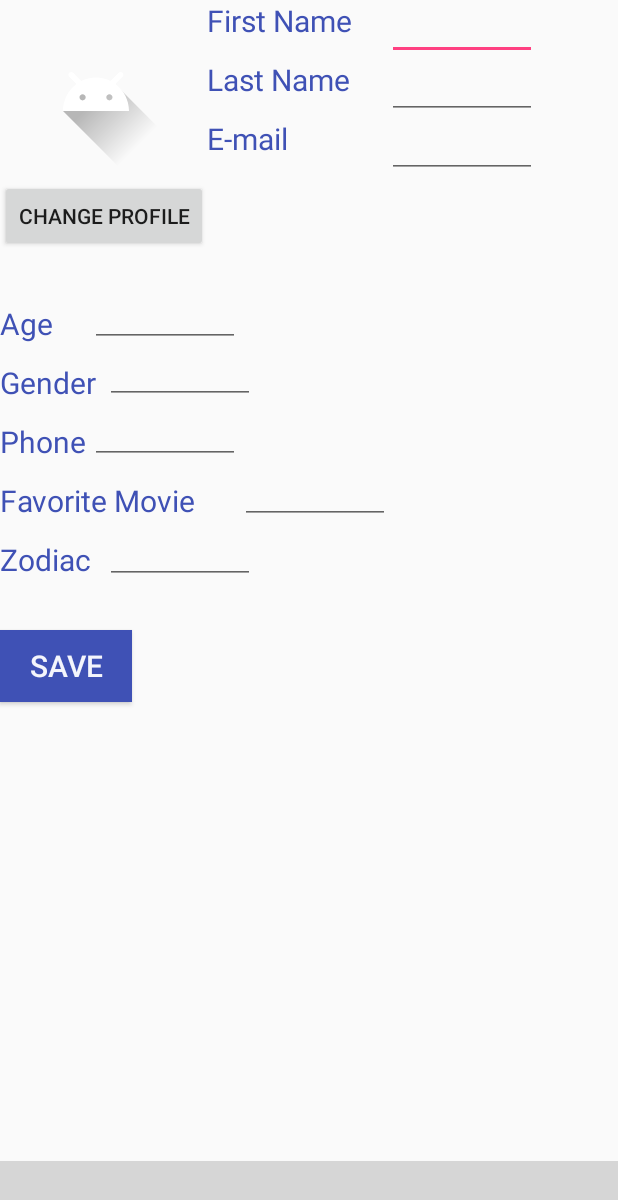
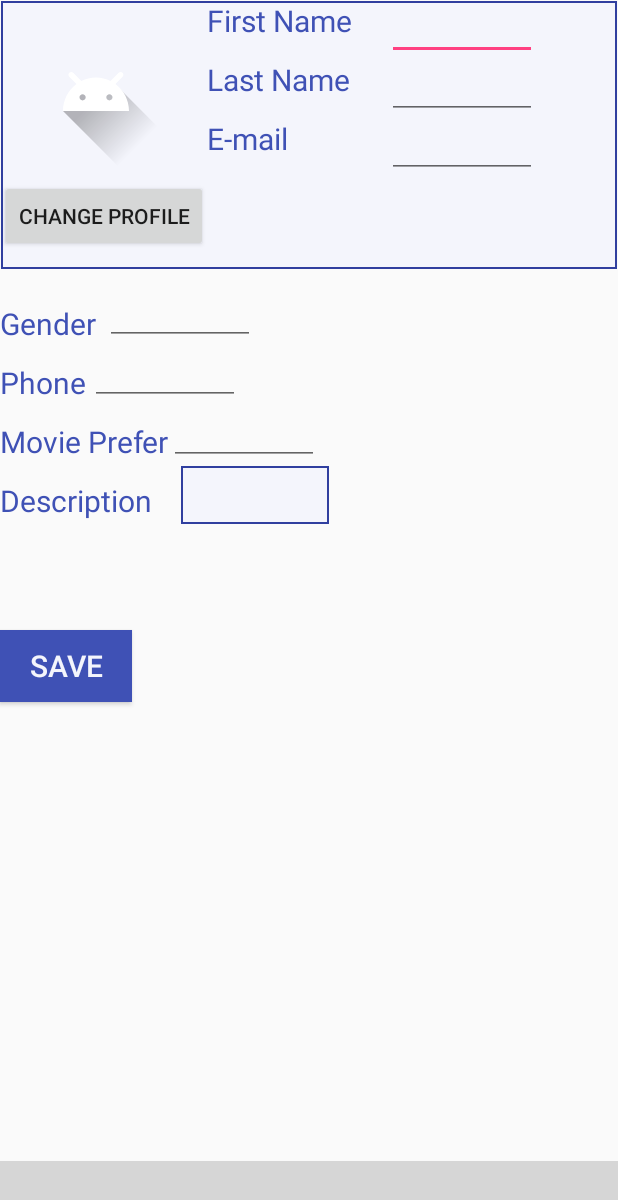
Before and after one commit to superLionn/TOPmovie, an Android app: the personalinfoActivity screen opened directly, with no data from a screen before it, on a phone screen of 412 x 824 dp. Shown: the top 1200 px of the screen. Run offline under Robolectric (Android 15) with nearby library versions, the phone set to English and light mode, and no system bars; our stand-ins replace Firebase (no records; nobody signed in at launch, a user with empty details on screens opened directly); libraries missing offline, so code that uses them is left out: com.ittianyu.bottomnavigationviewex; plain views replace BottomNavigationViewEx; 6 statements that could not run were skipped; grey boxes are pictures that could not be loaded.

Commit message:
Build Firebase user real-time database, create appropriate user attributes create getter and setter, create FirebaseMethods as the preperation for user profile update function

```diff
--- a/app/src/main/java/com/example/yuyingzhang/myapplication/Home/homeActivity.java
+++ b/app/src/main/java/com/example/yuyingzhang/myapplication/Home/homeActivity.java
@@ -29,6 +29,7 @@ public class homeActivity extends AppCompatActivity {
         Log.d(TAG, "onCreate: starting.");
         setupBottomNavigationView();
         setupViewPager();
+
     }
 
     private void setupViewPager(){
--- a/app/src/main/java/com/example/yuyingzhang/myapplication/Login/EmailPasswordActivity.java
+++ b/app/src/main/java/com/example/yuyingzhang/myapplication/Login/EmailPasswordActivity.java
@@ -68,6 +68,7 @@ public class EmailPasswordActivity extends BaseActivity implements
         // [START initialize_auth]
         mAuth = FirebaseAuth.getInstance();
         // [END initialize_auth]
+        mAuth.signOut();
     }
 
     // [START on_start_check_user]
--- a/app/src/main/java/com/example/yuyingzhang/myapplication/Profile/personalinfoActivity.java
+++ b/app/src/main/java/com/example/yuyingzhang/myapplication/Profile/personalinfoActivity.java
@@ -7,19 +7,25 @@ import android.content.Intent;
 import android.content.pm.PackageManager;
 import android.graphics.Bitmap;
 import android.net.Uri;
+import android.os.Bundle;
 import android.os.Environment;
 import android.support.annotation.NonNull;
 import android.support.v7.app.AppCompatActivity;
-import android.os.Bundle;
 import android.util.Log;
 import android.view.Menu;
 import android.view.MenuItem;
 import android.view.View;
+import android.widget.Button;
+import android.widget.EditText;
 import android.widget.ImageView;
 import android.widget.Toast;
 
 import com.example.yuyingzhang.myapplication.R;
+import com.example.yuyingzhang.myapplication.User.user_account_setting;
 import com.example.yuyingzhang.myapplication.Utils.BottomNavigationViewHelper;
+import com.google.firebase.auth.FirebaseAuth;
+import com.google.firebase.database.DatabaseReference;
+import com.google.firebase.database.FirebaseDatabase;
 import com.ittianyu.bottomnavigationviewex.BottomNavigationViewEx;
 
 public class personalinfoActivity extends AppCompatActivity {
@@ -32,14 +38,54 @@ public class personalinfoActivity extends AppCompatActivity {
     protected static Uri tempUri;
     private ImageView profile;
 
+    private EditText mFirstName,mLastName, mDescription, mPhone, mEmail, mPreferMovieType;
+    private Button mBtnsave;
+    private user_account_setting mSettings;
+
+    //firebase
+    private FirebaseAuth mAuth;
+    private FirebaseAuth.AuthStateListener mAuthListener;
+    private FirebaseDatabase mFirebaseDatabase;
+    private DatabaseReference myRef;
+    private FirebaseMethods mFirebaseMethods;
+
     @Override
     protected void onCreate(Bundle savedInstanceState) {
         super.onCreate(savedInstanceState);
         setContentView(R.layout.activity_personalinfo);
         Log.d(TAG, "onCreate: started");
         profile=(ImageView) findViewById(R.id.profile);
+
+        mFirstName = (EditText) findViewById(R.id.wfirstname);
+        mLastName = (EditText) findViewById(R.id.wlastname);
+        mDescription = (EditText) findViewById(R.id.wdescription);
+        mPhone = (EditText) findViewById(R.id.wphone);
+        mEmail = (EditText) findViewById(R.id.wemail);
+        mPreferMovieType = (EditText) findViewById(R.id.wfm);
+        mBtnsave = (Button) findViewById(R.id.btnsave);
+
+        mBtnsave.setOnClickListener(new View.OnClickListener() {
+            @Override
+            public void onClick(View v) {
+                saveProfileSetting();
+            }
+        });
+
+
         setupBottomNavigationView();
+}
+
+    private void saveProfileSetting() {
+        final String firstName = mFirstName.getText().toString();
+        final String lastName = mLastName.getText().toString();
+        final String description = mDescription.getText().toString();
+        final long phone = Long.parseLong(mPhone.getText().toString());
+        final String email = mEmail.getText().toString();
+        final String prefermovie = mPreferMovieType.getText().toString();
+
+
     }
+
     private void setupBottomNavigationView(){
         Log.d(TAG, "setupBottomNavigationView: setting up BottomNavigationView.");
         BottomNavigationViewEx bottomNavigationViewEx = (BottomNavigationViewEx) findViewById(R.id.bottomNavViewBar);
--- /dev/null
+++ b/app/src/main/res/drawable-hdpi/black_border.xml
@@ -0,0 +1,24 @@
+<?xml version="1.0" encoding="utf-8"?>
+<layer-list xmlns:android="http://schemas.android.com/apk/res/android"
+    android:layout_width="match_parent"
+    android:layout_height="1dp">
+
+    <item
+        android:bottom="1dp"
+        android:top="1dp"
+        android:right="1dp"
+        android:left="1dp">
+
+        <shape
+            android:shape="rectangle">
+            <stroke
+                android:width="1dp"
+                android:color="@color/colorPrimaryDark"/>
+            <solid
+                android:color="@color/colorWhite"/>
+
+        </shape>
+
+    </item>
+
+</layer-list>
--- a/app/src/main/res/layout/activity_personalinfo.xml
+++ b/app/src/main/res/layout/activity_personalinfo.xml
@@ -15,7 +15,8 @@
     <RelativeLayout
         android:id="@+id/container"
         android:layout_width="match_parent"
-        android:layout_height="180dp">
+        android:layout_height="180dp"
+        android:background="@drawable/black_border">
 
         <ImageView
             android:id="@+id/profile"
@@ -46,6 +47,7 @@
             android:textSize="20sp" />
 
         <EditText
+            android:id="@+id/wfirstname"
             android:layout_width="100dp"
             android:layout_height="40dp"
             android:layout_toEndOf="@id/firstname"
@@ -64,6 +66,7 @@
             android:textSize="20sp" />
 
         <EditText
+            android:id="@+id/wlastname"
             android:layout_width="100dp"
             android:layout_height="40dp"
             android:layout_below="@+id/firstname"
@@ -85,6 +88,7 @@
             android:textSize="20sp" />
 
         <EditText
+            android:id="@+id/wemail"
             android:layout_width="100dp"
             android:layout_height="40dp"
             android:layout_below="@id/lastname"
@@ -101,37 +105,18 @@
         android:layout_marginTop="190dp">
 
         <TextView
-            android:id="@+id/age"
-            android:layout_width="60dp"
-            android:layout_height="wrap_content"
-            android:paddingTop="12dp"
-            android:text="@string/age"
-            android:textSize="20sp"
-            android:textColor="@color/colorPrimary"/>
-
-        <EditText
-            android:layout_width="100dp"
-            android:layout_height="40dp"
-            android:layout_marginTop="1dp"
-            android:layout_toEndOf="@id/age"
-            android:inputType="text"
-            android:hint="@string/hint"/>
-
-        <TextView
             android:id="@+id/gender"
             android:layout_width="70dp"
             android:layout_height="wrap_content"
-            android:layout_below="@id/age"
             android:paddingTop="12dp"
             android:text="@string/gender"
             android:textSize="20sp"
             android:textColor="@color/colorPrimary"/>
 
         <EditText
+            android:id="@+id/wgender"
             android:layout_width="100dp"
             android:layout_height="40dp"
-            android:layout_alignParentTop="true"
-            android:layout_marginTop="39dp"
             android:layout_toEndOf="@+id/gender"
             android:hint="@string/hint"
             android:inputType="text"/>
@@ -147,48 +132,50 @@
             android:textColor="@color/colorPrimary"/>
 
         <EditText
+            android:id="@+id/wphone"
             android:layout_width="100dp"
             android:layout_height="40dp"
-            android:layout_alignParentTop="true"
-            android:layout_marginTop="79dp"
+            android:layout_below="@+id/wgender"
             android:layout_toEndOf="@id/phone"
+            android:hint="@string/hint"
+            android:inputType="number"/>
+        <TextView
+            android:id="@+id/fm"
+            android:layout_width="wrap_content"
+            android:layout_height="wrap_content"
+            android:layout_below="@id/phone"
+            android:paddingTop="12dp"
+            android:text="Movie Prefer"
+            android:textSize="20sp"
+            android:textColor="@color/colorPrimary"/>
+        <EditText
+            android:id="@+id/wfm"
+            android:layout_width="100dp"
+            android:layout_height="40dp"
+            android:layout_below="@+id/wphone"
+            android:layout_toEndOf="@id/fm"
             android:hint="@string/hint"
             android:inputType="text"/>
         <TextView
-            android:id="@+id/FM"
-            android:layout_width="160dp"
+            android:id="@+id/description"
+            android:layout_width="120dp"
             android:layout_height="wrap_content"
-            android:layout_below="@id/phone"
+            android:layout_below="@id/fm"
             android:paddingTop="12dp"
-            android:text="@string/FM"
+            android:text="@string/description"
             android:textSize="20sp"
             android:textColor="@color/colorPrimary"/>
         <EditText
+            android:id="@+id/wdescription"
             android:layout_width="100dp"
             android:layout_height="40dp"
-            android:layout_alignParentTop="true"
-            android:layout_marginTop="119dp"
-            android:layout_toEndOf="@id/FM"
+            android:layout_below="@+id/wfm"
+            android:layout_toEndOf="@id/description"
             android:hint="@string/hint"
-            android:inputType="text"/>
-        <TextView
-            android:id="@+id/zodiac"
-            android:layout_width="70dp"
-            android:layout_height="wrap_content"
-            android:layout_below="@id/FM"
-            android:paddingTop="12dp"
-            android:text="@string/zodiac"
-            android:textSize="20sp"
-            android:textColor="@color/colorPrimary"/>
-        <EditText
-            android:layout_width="100dp"
-            android:layout_height="40dp"
-            android:layout_alignParentTop="true"
-            android:layout_marginTop="159dp"
-            android:layout_toEndOf="@id/zodiac"
-            android:hint="@string/hint"
-            android:inputType="text"/>
+            android:background="@drawable/black_border"
+            android:inputType="textMultiLine"/>
         <Button
+            android:id="@+id/btnsave"
             android:layout_width="wrap_content"
             android:layout_height="wrap_content"
             android:layout_marginTop="230dp"
--- a/app/src/main/res/values/strings.xml
+++ b/app/src/main/res/values/strings.xml
@@ -139,6 +139,7 @@
     <string name="firstname">First Name</string>
     <string name="lastname">Last Name</string>
     <string name="phone">Phone</string>
+    <string name="description">Description</string>
 
 
 </resources>
```
Also changed, not shown: app/src/main/java/com/example/yuyingzhang/myapplication/Profile/FirebaseMethods.java (added, +149 -0 lines), app/src/main/java/com/example/yuyingzhang/myapplication/User/StringMainiputlation.java (added, +11 -0 lines), app/src/main/java/com/example/yuyingzhang/myapplication/User/user_account_setting.java (added, +83 -0 lines).
